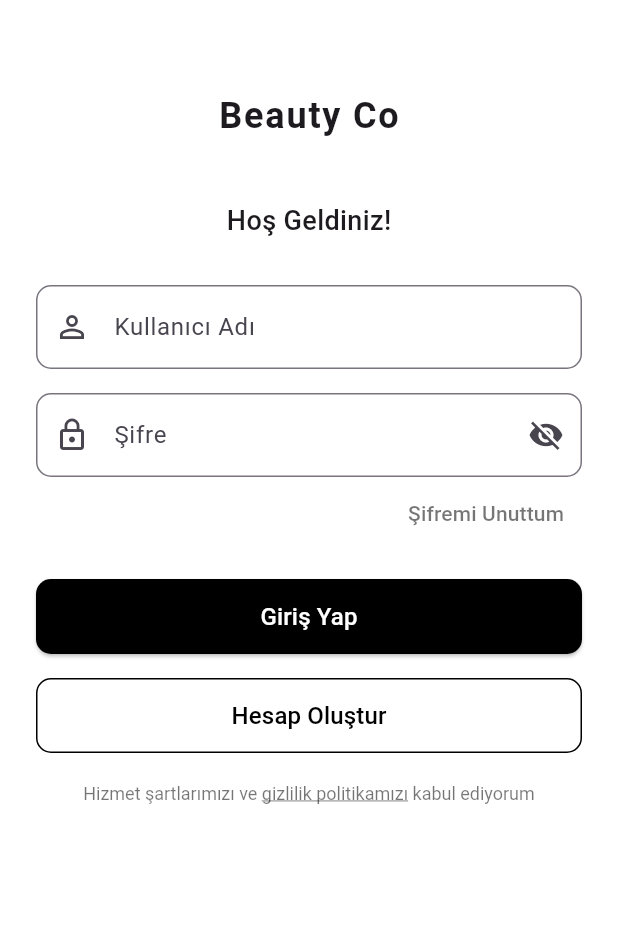
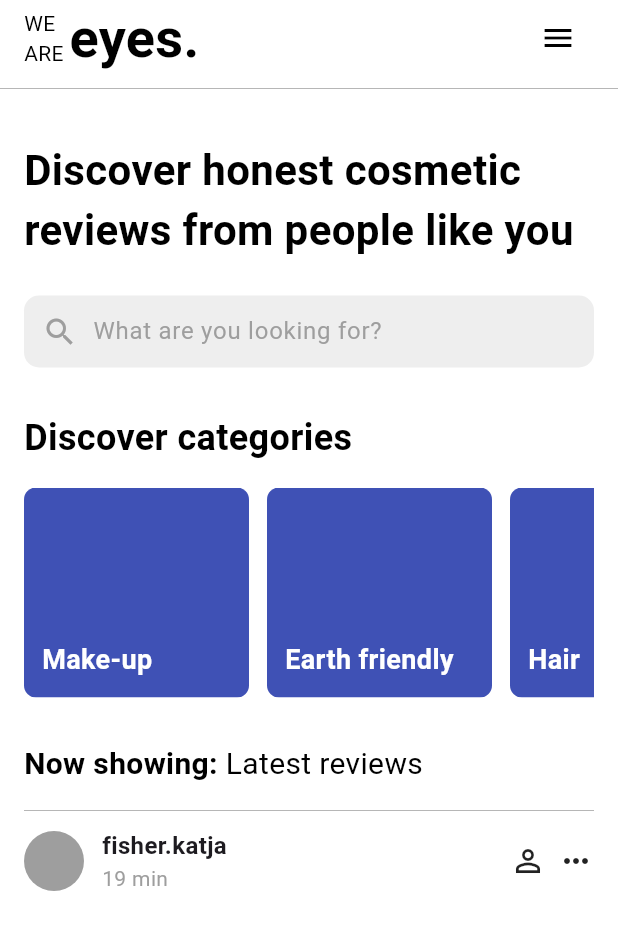
Before and after one commit to pelsingunduz/BeautyCo-API, a Flutter app: the screen it shows after launch, after a tap on "Giriş Yap", on a phone screen of 412 x 824 dp. Shown: the top 930 px of the screen. Run offline on Flutter 3.47's test engine with Material 3 defaults, Android fonts, the phone set to English and light mode, and no system bars; our stand-ins replace google_fonts.

Commit message:
Home_page added.

```diff
--- a/beautyco/lib/main.dart
+++ b/beautyco/lib/main.dart
@@ -1,5 +1,7 @@
 import 'package:flutter/material.dart';
-import 'screens/login_screen.dart'; // LoginScreen dosyasını doğru içe aktardığınızdan emin olun
+import 'screens/login_screen.dart';
+import 'screens/register_screen.dart';
+import 'screens/home_page.dart'; // HomePage'i import et
 
 void main() {
   runApp(const MyApp());
@@ -15,9 +17,14 @@ class MyApp extends StatelessWidget {
       debugShowCheckedModeBanner: false,
       theme: ThemeData(
         primarySwatch: Colors.purple,
+        scaffoldBackgroundColor: const Color(0xFFF9F9F9),
       ),
-      // Burada, ilk açılış ekranını LoginScreen yapıyoruz
-      home: const LoginScreen(),  // LoginScreen başlangıç ekranı olarak ayarlandı
+      initialRoute: '/',
+      routes: {
+        '/': (context) => const LoginScreen(),
+        '/register': (context) => const RegisterScreen(),
+        '/home': (context) => const HomeScreen(),
+      },
     );
   }
 }
--- /dev/null
+++ b/beautyco/lib/screens/home_page.dart
@@ -0,0 +1,241 @@
+import 'package:flutter/material.dart';
+
+void main() {
+  runApp(const MyApp());
+}
+
+class MyApp extends StatelessWidget {
+  const MyApp({Key? key}) : super(key: key);
+
+  @override
+  Widget build(BuildContext context) {
+    return MaterialApp(
+      debugShowCheckedModeBanner: false,
+      title: 'WE ARE eyes.',
+      theme: ThemeData(
+        primarySwatch: Colors.blue,
+        fontFamily: 'Times New Roman',
+      ),
+      home: const HomeScreen(),
+    );
+  }
+}
+
+class HomeScreen extends StatelessWidget {
+  const HomeScreen({Key? key}) : super(key: key);
+
+  @override
+  Widget build(BuildContext context) {
+    return Scaffold(
+      backgroundColor: Colors.white,
+      body: SafeArea(
+        child: Column(
+          children: [
+            // App Bar
+            Padding(
+              padding: const EdgeInsets.symmetric(horizontal: 16.0),
+              child: Row(
+                mainAxisAlignment: MainAxisAlignment.spaceBetween,
+                children: [
+                  Row(
+                    children: const [
+                      Text(
+                        'WE\nARE ',
+                        style: TextStyle(
+                          fontSize: 14,
+                          color: Colors.black,
+                        ),
+                      ),
+                      Text(
+                        'eyes.',
+                        style: TextStyle(
+                          fontSize: 36,
+                          fontWeight: FontWeight.bold,
+                          color: Colors.black,
+                        ),
+                      ),
+                    ],
+                  ),
+                  IconButton(
+                    icon: const Icon(Icons.menu, color: Colors.black),
+                    onPressed: () {},
+                  ),
+                ],
+              ),
+            ),
+            // Divider
+            const Divider(
+              color: Colors.grey,
+              thickness: 0.5,
+            ),
+            // Content
+            Expanded(
+              child: Padding(
+                padding: const EdgeInsets.all(16.0),
+                child: SingleChildScrollView(
+                  child: Column(
+                    crossAxisAlignment: CrossAxisAlignment.start,
+                    children: [
+                      const SizedBox(height: 10),
+                      const Text(
+                        'Discover honest cosmetic reviews from people like you',
+                        style: TextStyle(
+                          fontSize: 28,
+                          fontWeight: FontWeight.bold,
+                          color: Colors.black,
+                        ),
+                      ),
+                      const SizedBox(height: 24),
+                      // Search Bar
+                      Container(
+                        decoration: BoxDecoration(
+                          color: Colors.grey[200],
+                          borderRadius: BorderRadius.circular(10),
+                        ),
+                        padding: const EdgeInsets.symmetric(horizontal: 12),
+                        child: Row(
+                          children: const [
+                            Icon(Icons.search, color: Colors.grey),
+                            SizedBox(width: 10),
+                            Expanded(
+                              child: TextField(
+                                decoration: InputDecoration(
+                                  hintText: 'What are you looking for?',
+                                  border: InputBorder.none,
+                                  hintStyle: TextStyle(color: Colors.grey),
+                                ),
+                              ),
+                            ),
+                          ],
+                        ),
+                      ),
+                      const SizedBox(height: 30),
+                      // Categories Header
+                      const Text(
+                        'Discover categories',
+                        style: TextStyle(
+                          fontSize: 24,
+                          fontWeight: FontWeight.bold,
+                          color: Colors.black,
+                        ),
+                      ),
+                      const SizedBox(height: 16),
+                      // Categories
+                      SizedBox(
+                        height: 140,
+                        child: ListView(
+                          scrollDirection: Axis.horizontal,
+                          children: [
+                            _buildCategoryCard('Make-up', Colors.indigo),
+                            const SizedBox(width: 12),
+                            _buildCategoryCard('Earth friendly', Colors.indigo),
+                            const SizedBox(width: 12),
+                            _buildCategoryCard('Hair', Colors.indigo),
+                          ],
+                        ),
+                      ),
+                      const SizedBox(height: 30),
+                      // Latest Reviews Header
+                      Row(
+                        children: const [
+                          Text(
+                            'Now showing: ',
+                            style: TextStyle(
+                              fontSize: 20,
+                              fontWeight: FontWeight.bold,
+                              color: Colors.black,
+                            ),
+                          ),
+                          Text(
+                            'Latest reviews',
+                            style: TextStyle(
+                              fontSize: 20,
+                              color: Colors.black,
+                            ),
+                          ),
+                        ],
+                      ),
+                      const SizedBox(height: 16),
+                      // Review
+                      _buildReviewItem('fisher.katja', '19 min'),
+                    ],
+                  ),
+                ),
+              ),
+            ),
+          ],
+        ),
+      ),
+    );
+  }
+
+  Widget _buildCategoryCard(String title, Color color) {
+    return ClipRRect(
+      borderRadius: BorderRadius.circular(8),
+      child: Container(
+        width: 150,
+        height: 140,
+        color: color,
+        child: Stack(
+          children: [
+            Positioned(
+              left: 12,
+              bottom: 12,
+              child: Text(
+                title,
+                style: const TextStyle(
+                  color: Colors.white,
+                  fontSize: 18,
+                  fontWeight: FontWeight.bold,
+                ),
+              ),
+            ),
+          ],
+        ),
+      ),
+    );
+  }
+
+  Widget _buildReviewItem(String username, String time) {
+    return Container(
+      padding: const EdgeInsets.symmetric(vertical: 12),
+      decoration: const BoxDecoration(
+        border: Border(
+          top: BorderSide(color: Colors.grey, width: 0.5),
+        ),
+      ),
+      child: Row(
+        children: [
+          const CircleAvatar(
+            backgroundColor: Colors.grey,
+            radius: 20,
+          ),
+          const SizedBox(width: 12),
+          Column(
+            crossAxisAlignment: CrossAxisAlignment.start,
+            children: [
+              Text(
+                username,
+                style: const TextStyle(
+                  fontWeight: FontWeight.bold,
+                  fontSize: 16,
+                ),
+              ),
+              Text(
+                time,
+                style: const TextStyle(
+                  color: Colors.grey,
+                  fontSize: 14,
+                ),
+              ),
+            ],
+          ),
+          const Spacer(),
+          const Icon(Icons.person_outline),
+          const SizedBox(width: 8),
+          const Icon(Icons.more_horiz),
+        ],
+      ),
+    );
+  }
+}
--- a/beautyco/lib/screens/login_screen.dart
+++ b/beautyco/lib/screens/login_screen.dart
@@ -1,16 +1,18 @@
 import 'package:flutter/material.dart';
-import 'package:logging/logging.dart'; // Bu import satırını ekleyin
+import 'package:google_fonts/google_fonts.dart';
+import 'package:logging/logging.dart';
+import 'register_screen.dart';
 
-final Logger logger = Logger('LoginScreen'); // Logger'ı başlatıyoruz
+final Logger logger = Logger('LoginScreen');
 
 class LoginScreen extends StatefulWidget {
-  const LoginScreen({Key? key}) : super(key: key); // Buradaki 'key' parametresini super’e ekliyoruz.
+  const LoginScreen({super.key});
 
   @override
-  _LoginScreenState createState() => _LoginScreenState();
+  State<LoginScreen> createState() => LoginScreenState();
 }
 
-class _LoginScreenState extends State<LoginScreen> {
+class LoginScreenState extends State<LoginScreen> {
   final _emailController = TextEditingController();
   final _passwordController = TextEditingController();
   bool _isPasswordVisible = false;
@@ -18,38 +20,49 @@ class _LoginScreenState extends State<LoginScreen> {
   @override
   Widget build(BuildContext context) {
     return Scaffold(
-      backgroundColor: Colors.white,
+      backgroundColor: const Color(0xFFF9F9F9),
       body: SafeArea(
         child: SingleChildScrollView(
           padding: const EdgeInsets.symmetric(horizontal: 24),
           child: Column(
             crossAxisAlignment: CrossAxisAlignment.center,
             children: [
-              const SizedBox(height: 60),
-              const Text(
+              const SizedBox(height: 50),
+              const Icon(
+                Icons.spa_outlined,
+                size: 64,
+                color: Colors.black87,
+              ),
+              const SizedBox(height: 16),
+              Text(
                 'Beauty Co',
-                style: TextStyle(
-                  fontSize: 24,
-                  fontWeight: FontWeight.bold,
+                style: GoogleFonts.poppins(
+                  fontSize: 28,
+                  fontWeight: FontWeight.w700,
+                  color: Colors.black87,
                   letterSpacing: 1.2,
                 ),
               ),
-              const SizedBox(height: 40),
-              const Text(
+              const SizedBox(height: 8),
+              Text(
                 'Hoş Geldiniz!',
-                style: TextStyle(
+                style: GoogleFonts.poppins(
                   fontSize: 18,
                   fontWeight: FontWeight.w500,
+                  color: Colors.black54,
                 ),
               ),
-              const SizedBox(height: 30),
+              const SizedBox(height: 40),
               TextField(
                 controller: _emailController,
                 decoration: InputDecoration(
-                  hintText: 'Kullanıcı Adı',
+                  hintText: 'E-mail',
+                  hintStyle: GoogleFonts.poppins(),
                   border: OutlineInputBorder(
-                    borderRadius: BorderRadius.circular(10),
+                    borderRadius: BorderRadius.circular(12),
                   ),
+                  filled: true,
+                  fillColor: Colors.white,
                   prefixIcon: const Icon(Icons.person_outline),
                 ),
               ),
@@ -59,15 +72,18 @@ class _LoginScreenState extends State<LoginScreen> {
                 obscureText: !_isPasswordVisible,
                 decoration: InputDecoration(
                   hintText: 'Şifre',
+                  hintStyle: GoogleFonts.poppins(),
                   border: OutlineInputBorder(
-                    borderRadius: BorderRadius.circular(10),
+                    borderRadius: BorderRadius.circular(12),
                   ),
+                  filled: true,
+                  fillColor: Colors.white,
                   prefixIcon: const Icon(Icons.lock_outline),
                   suffixIcon: IconButton(
                     icon: Icon(
                       _isPasswordVisible
-                        ? Icons.visibility
-                        : Icons.visibility_off,
+                          ? Icons.visibility
+                          : Icons.visibility_off,
                     ),
                     onPressed: () {
                       setState(() {
@@ -83,27 +99,31 @@ class _LoginScreenState extends State<LoginScreen> {
                   onPressed: () {
                     // Şifremi unuttum işlemleri
                   },
-                  child: const Text(
+                  child: Text(
                     'Şifremi Unuttum',
-                    style: TextStyle(color: Colors.black54),
+                    style: GoogleFonts.poppins(
+                      color: Colors.black54,
+                      fontSize: 13,
+                    ),
                   ),
                 ),
               ),
-              const SizedBox(height: 20),
+              const SizedBox(height: 10),
               ElevatedButton(
                 onPressed: _login,
                 style: ElevatedButton.styleFrom(
                   backgroundColor: Colors.black,
                   minimumSize: const Size(double.infinity, 50),
                   shape: RoundedRectangleBorder(
-                    borderRadius: BorderRadius.circular(10),
+                    borderRadius: BorderRadius.circular(12),
                   ),
                 ),
-                child: const Text(
+                child: Text(
                   'Giriş Yap',
-                  style: TextStyle(
+                  style: GoogleFonts.poppins(
                     color: Colors.white,
                     fontSize: 16,
+                    fontWeight: FontWeight.w500,
                   ),
                 ),
               ),
@@ -111,36 +131,43 @@ class _LoginScreenState extends State<LoginScreen> {
               OutlinedButton(
                 onPressed: _createAccount,
                 style: OutlinedButton.styleFrom(
-                  side: const BorderSide(color: Colors.black),
+                  side: const BorderSide(color: Colors.black87),
                   minimumSize: const Size(double.infinity, 50),
                   shape: RoundedRectangleBorder(
-                    borderRadius: BorderRadius.circular(10),
+                    borderRadius: BorderRadius.circular(12),
                   ),
                 ),
-                child: const Text(
+                child: Text(
                   'Hesap Oluştur',
-                  style: TextStyle(
-                    color: Colors.black,
+                  style: GoogleFonts.poppins(
+                    color: Colors.black87,
                     fontSize: 16,
+                    fontWeight: FontWeight.w500,
                   ),
                 ),
               ),
-              const SizedBox(height: 20),
+              const SizedBox(height: 24),
               RichText(
-                text: const TextSpan(
-                  style: TextStyle(color: Colors.black54, fontSize: 12),
-                  children: [
-                    TextSpan(text: 'Hizmet şartlarımızı ve '),
+                textAlign: TextAlign.center,
+                text: TextSpan(
+                  style: GoogleFonts.poppins(
+                    color: Colors.black45,
+                    fontSize: 12,
+                  ),
+                  children: const [
+                    TextSpan(text: 'Hizmet şartlarınızı ve '),
                     TextSpan(
-                      text: 'gizlilik politikamızı',
+                      text: 'gizlilik politikanızı',
                       style: TextStyle(
                         decoration: TextDecoration.underline,
+                        color: Colors.black,
                       ),
                     ),
-                    TextSpan(text: ' kabul ediyorum'),
+                    TextSpan(text: ' kabul ediyorum.'),
                   ],
                 ),
               ),
+              const SizedBox(height: 24),
             ],
           ),
         ),
@@ -148,14 +175,17 @@ class _LoginScreenState extends State<LoginScreen> {
     );
   }
 
-  void _login() {
-    // Giriş yapma işlemleri
-    logger.info('Giriş yapılıyor: ${_emailController.text}'); // Giriş işlem logu
-  }
+void _login() {
+  logger.info('Giriş yapılıyor: ${_emailController.text}');
+  Navigator.pushReplacementNamed(context, '/home'); // HomePage'e geçiş
+}
+
 
   void _createAccount() {
-    // Hesap oluşturma sayfasına yönlendirme
-    logger.info('Hesap oluşturma sayfasına gidiliyor'); // Hesap oluşturma logu
+    logger.info('Hesap oluşturma sayfasına gidiliyor');
+    Navigator.of(context).push(
+      MaterialPageRoute(builder: (context) => const RegisterScreen()),
+    );
   }
 
   @override
--- a/beautyco/pubspec.yaml
+++ b/beautyco/pubspec.yaml
@@ -12,7 +12,7 @@ dependencies:
     sdk: flutter
   cupertino_icons: ^1.0.8
   logging: ^1.0.0  # logging paketini buraya ekleyin
-
+  google_fonts: ^6.1.0
 dev_dependencies:
   flutter_test:
     sdk: flutter
@@ -20,3 +20,5 @@ dev_dependencies:
 
 flutter:
   uses-material-design: true
+  assets:
+    - assets/lorea_paris_sac_kremi.jpg
```
Also changed, not shown: beautyco/lib/screens/register_screen.dart (+256 -0 lines), beautyco/assets/lorea_paris_sac_kremi.jpg (added), beautyco/pubspec.lock, 1 other file.
